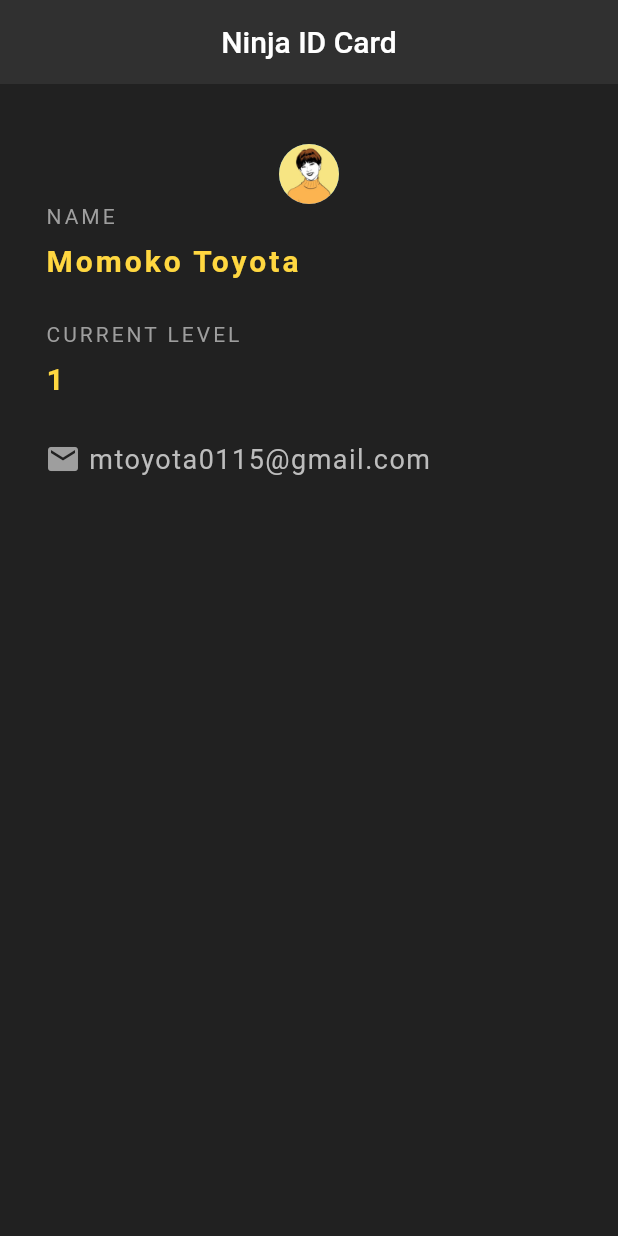
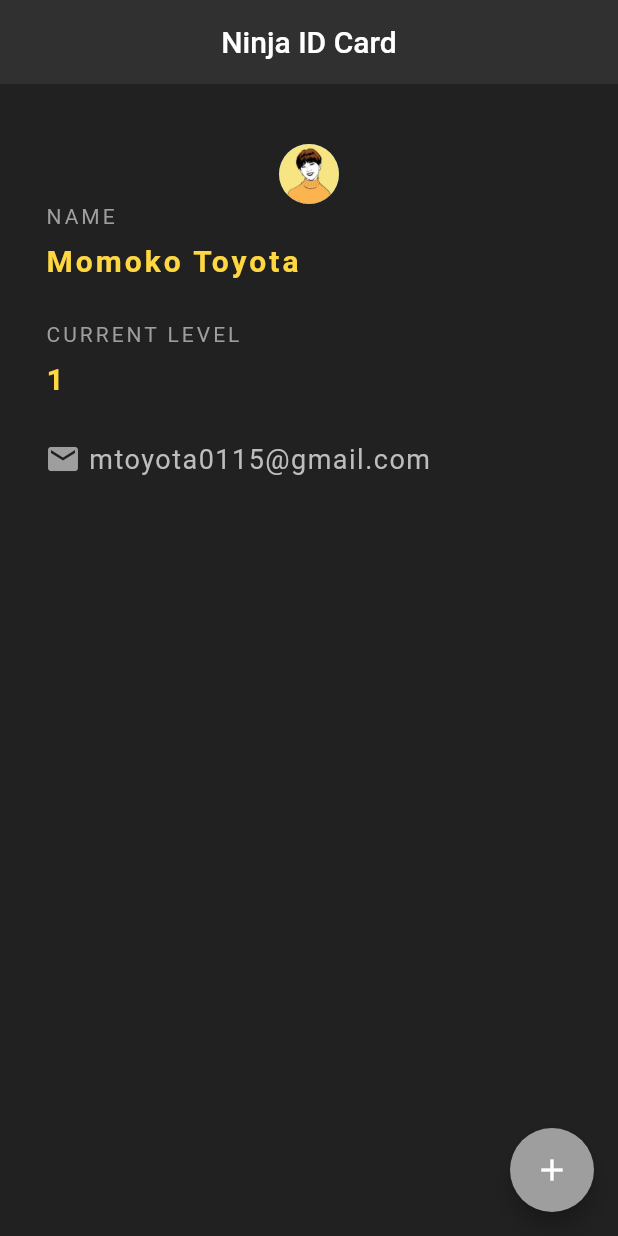
Before and after one commit to mtoyopet/android-app-2, a Flutter app: the screen it shows after launch, on a phone screen of 412 x 824 dp. Run offline on Flutter 3.47's test engine with Material 2 defaults, Android fonts, the phone set to English and light mode, and no system bars.

```diff
--- a/lib/main.dart
+++ b/lib/main.dart
@@ -12,6 +12,10 @@ class NinjaCard extends StatefulWidget {
 class _NinjaCardState extends State<NinjaCard> {
 
   int ninjaLevel = 1;
+  List<String> quotes = [
+    'こんにちは',
+    'みてくれてありがとう'
+  ];
 
   @override
   Widget build(BuildContext context) {
@@ -22,6 +26,15 @@ class _NinjaCardState extends State<NinjaCard> {
         centerTitle: true,
         backgroundColor: Colors.grey[850],
         elevation: 0
+      ),
+      floatingActionButton: FloatingActionButton(
+        onPressed: () {
+          setState(() {
+            ninjaLevel += 1;
+          });
+        },
+        child: Icon(Icons.add),
+        backgroundColor: Colors.grey[500]
       ),
       body: Padding(
         padding: EdgeInsets.fromLTRB(30, 40, 30, 0),
@@ -85,9 +98,9 @@ class _NinjaCardState extends State<NinjaCard> {
                   )
                 )
               ]
-            )
-          ]
-        )
+            ),
+          ],
+        ),
       )
     );
   }
```
